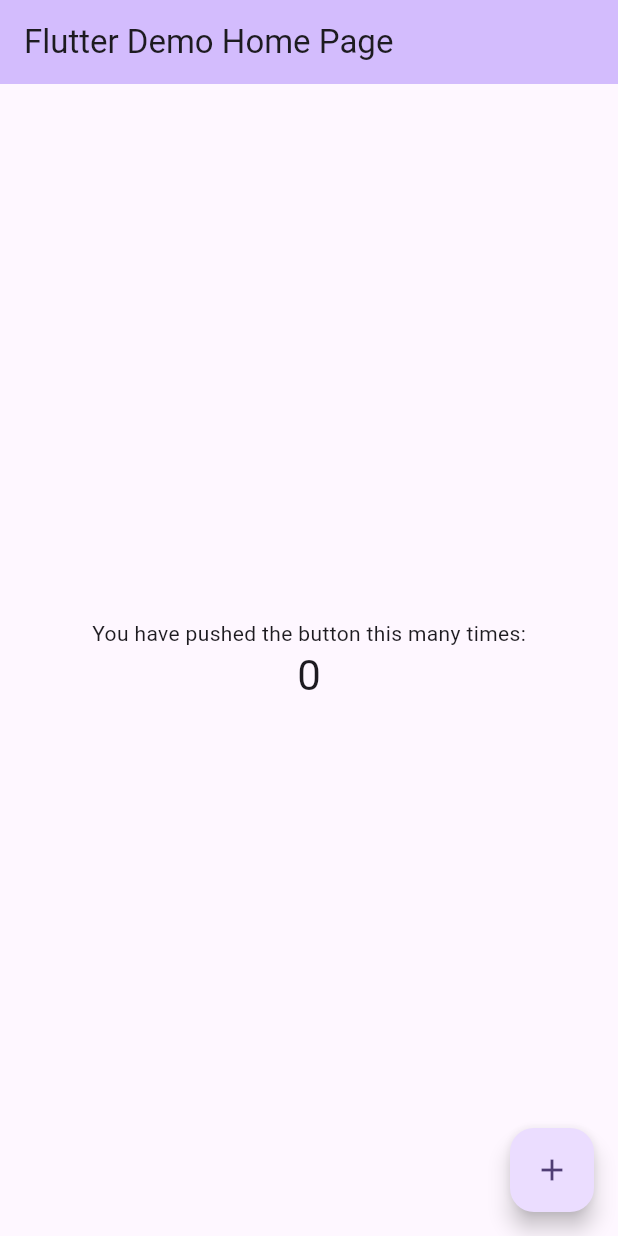
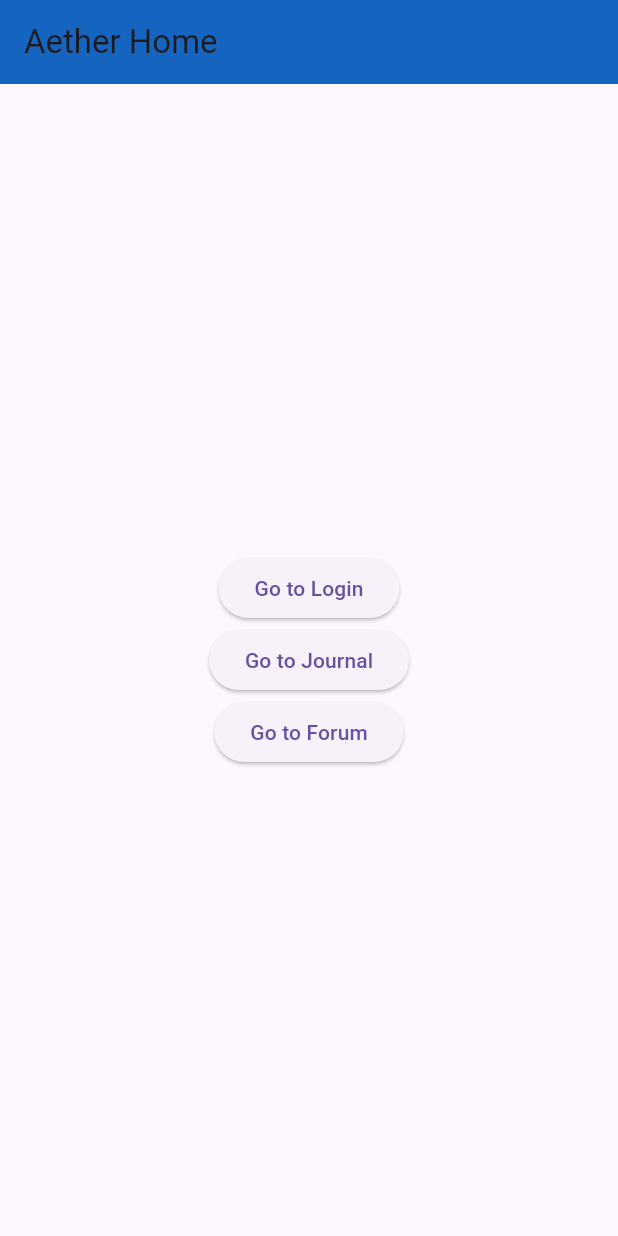
Before and after one commit to aakash-kr-7/Aether, a Flutter app: the screen it shows after launch, on a phone screen of 412 x 824 dp. Run offline on Flutter 3.47's test engine with Material 3 defaults, Android fonts, the phone set to English and light mode, and no system bars; our stand-ins replace firebase_core; accounts and stored records are empty.

Commit message:
Forum Journal and some other basic stuff put together

```diff
--- a/lib/main.dart
+++ b/lib/main.dart
@@ -1,122 +1,43 @@
 import 'package:flutter/material.dart';
+import 'screens/auth/login_screen.dart';
+import 'screens/journal/journal_home.dart';
+import 'screens/forum/forum_home.dart';
 
 void main() {
-  runApp(const MyApp());
+  runApp(AetherApp());
 }
 
-class MyApp extends StatelessWidget {
-  const MyApp({super.key});
-
-  // This widget is the root of your application.
+class AetherApp extends StatelessWidget {
   @override
   Widget build(BuildContext context) {
     return MaterialApp(
-      title: 'Flutter Demo',
-      theme: ThemeData(
-        // This is the theme of your application.
-        //
-        // TRY THIS: Try running your application with "flutter run". You'll see
-        // the application has a purple toolbar. Then, without quitting the app,
-        // try changing the seedColor in the colorScheme below to Colors.green
-        // and then invoke "hot reload" (save your changes or press the "hot
-        // reload" button in a Flutter-supported IDE, or press "r" if you used
-        // the command line to start the app).
-        //
-        // Notice that the counter didn't reset back to zero; the application
-        // state is not lost during the reload. To reset the state, use hot
-        // restart instead.
-        //
-        // This works for code too, not just values: Most code changes can be
-        // tested with just a hot reload.
-        colorScheme: ColorScheme.fromSeed(seedColor: Colors.deepPurple),
-      ),
-      home: const MyHomePage(title: 'Flutter Demo Home Page'),
+      debugShowCheckedModeBanner: false,
+      home: HomeSelectionScreen(),
     );
   }
 }
 
-class MyHomePage extends StatefulWidget {
-  const MyHomePage({super.key, required this.title});
-
-  // This widget is the home page of your application. It is stateful, meaning
-  // that it has a State object (defined below) that contains fields that affect
-  // how it looks.
-
-  // This class is the configuration for the state. It holds the values (in this
-  // case the title) provided by the parent (in this case the App widget) and
-  // used by the build method of the State. Fields in a Widget subclass are
-  // always marked "final".
-
-  final String title;
-
-  @override
-  State<MyHomePage> createState() => _MyHomePageState();
-}
-
-class _MyHomePageState extends State<MyHomePage> {
-  int _counter = 0;
-
-  void _incrementCounter() {
-    setState(() {
-      // This call to setState tells the Flutter framework that something has
-      // changed in this State, which causes it to rerun the build method below
-      // so that the display can reflect the updated values. If we changed
-      // _counter without calling setState(), then the build method would not be
-      // called again, and so nothing would appear to happen.
-      _counter++;
-    });
-  }
-
+class HomeSelectionScreen extends StatelessWidget {
   @override
   Widget build(BuildContext context) {
-    // This method is rerun every time setState is called, for instance as done
-    // by the _incrementCounter method above.
-    //
-    // The Flutter framework has been optimized to make rerunning build methods
-    // fast, so that you can just rebuild anything that needs updating rather
-    // than having to individually change instances of widgets.
     return Scaffold(
-      appBar: AppBar(
-        // TRY THIS: Try changing the color here to a specific color (to
-        // Colors.amber, perhaps?) and trigger a hot reload to see the AppBar
-        // change color while the other colors stay the same.
-        backgroundColor: Theme.of(context).colorScheme.inversePrimary,
-        // Here we take the value from the MyHomePage object that was created by
-        // the App.build method, and use it to set our appbar title.
-        title: Text(widget.title),
-      ),
+      appBar: AppBar(title: Text("Aether Home"), backgroundColor: Colors.blue[800]),
       body: Center(
-        // Center is a layout widget. It takes a single child and positions it
-        // in the middle of the parent.
         child: Column(
-          // Column is also a layout widget. It takes a list of children and
-          // arranges them vertically. By default, it sizes itself to fit its
-          // children horizontally, and tries to be as tall as its parent.
-          //
-          // Column has various properties to control how it sizes itself and
-          // how it positions its children. Here we use mainAxisAlignment to
-          // center the children vertically; the main axis here is the vertical
-          // axis because Columns are vertical (the cross axis would be
-          // horizontal).
-          //
-          // TRY THIS: Invoke "debug painting" (choose the "Toggle Debug Paint"
-          // action in the IDE, or press "p" in the console), to see the
-          // wireframe for each widget.
           mainAxisAlignment: MainAxisAlignment.center,
-          children: <Widget>[
-            const Text('You have pushed the button this many times:'),
-            Text(
-              '$_counter',
-              style: Theme.of(context).textTheme.headlineMedium,
-            ),
+          children: [
+            ElevatedButton(onPressed: () {
+              Navigator.push(context, MaterialPageRoute(builder: (context) => LoginScreen()));
+            }, child: Text("Go to Login")),
+            ElevatedButton(onPressed: () {
+              Navigator.push(context, MaterialPageRoute(builder: (context) => JournalHome()));
+            }, child: Text("Go to Journal")),
+            ElevatedButton(onPressed: () {
+              Navigator.push(context, MaterialPageRoute(builder: (context) => ForumHome()));
+            }, child: Text("Go to Forum")),
           ],
         ),
       ),
-      floatingActionButton: FloatingActionButton(
-        onPressed: _incrementCounter,
-        tooltip: 'Increment',
-        child: const Icon(Icons.add),
-      ), // This trailing comma makes auto-formatting nicer for build methods.
     );
   }
 }
--- a/pubspec.yaml
+++ b/pubspec.yaml
@@ -37,6 +37,8 @@ dependencies:
   firebase_core: ^3.12.1
   firebase_auth: ^5.5.1
   cloud_firestore: ^5.6.5
+  google_fonts: ^6.2.1
+  flutter_hooks: ^0.21.2
 
 dev_dependencies:
   flutter_test:
```
Also changed, not shown: lib/screens/auth/login_screen.dart (+48 -0 lines), lib/screens/auth/register_screen.dart (+48 -0 lines), lib/screens/forum/create_post_screen.dart (+40 -0 lines), lib/screens/forum/forum_home.dart (+36 -0 lines), lib/screens/forum/post_detail_screen.dart (+21 -0 lines), lib/screens/journal/journal_entry_screen.dart (+40 -0 lines), lib/screens/journal/journal_home.dart (+27 -0 lines), lib/widgets/custom_button.dart (+21 -0 lines), pubspec.lock, 3 other files.
